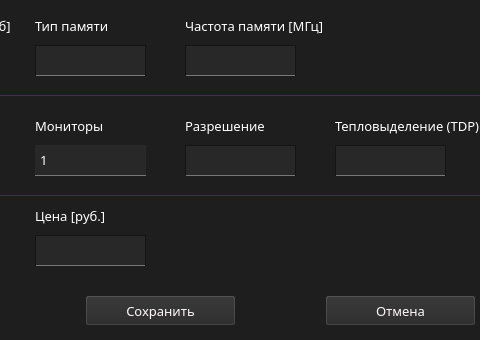
Above: ui/addChVidWidg.ui from marginalprog/git_pcconf before the change; both pictures show x 135 to 615 and y 225 to 565 of the 881 by 565 pixel window. Below: the same form after it.
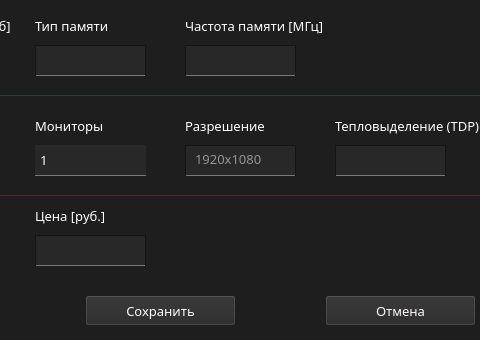
That is the form after the change. Icons and pictures are not drawn.

What changed in the file:
```diff
--- a/ui/addChVidWidg.ui
+++ b/ui/addChVidWidg.ui
@@ -563,6 +563,9 @@
 	border-bottom: 1px solid  red;
 }</string>
    </property>
+   <property name="placeholderText">
+    <string>1920х1080</string>
+   </property>
   </widget>
   <widget class="QLabel" name="label_9">
    <property name="geometry">
```
Left out of the diff: 3 changed lines with no effect on the pictures.
